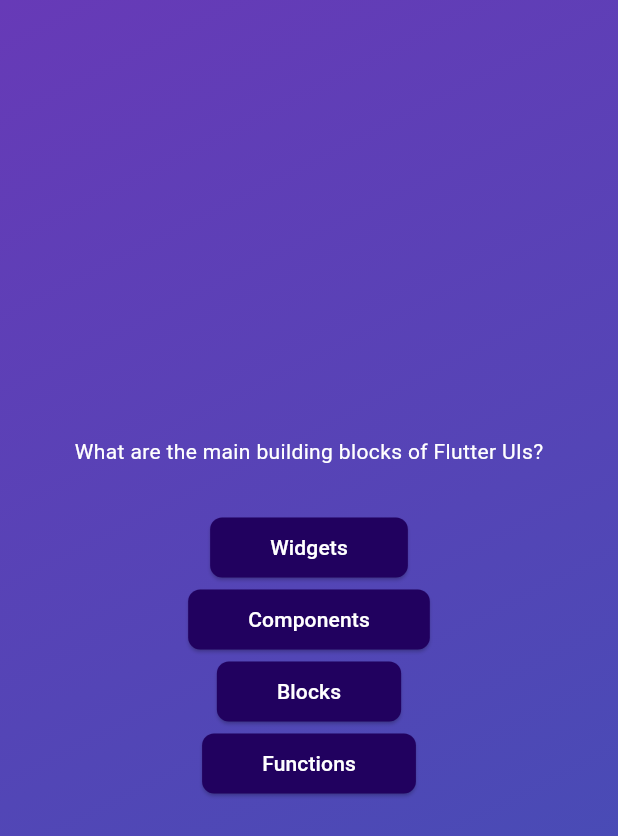
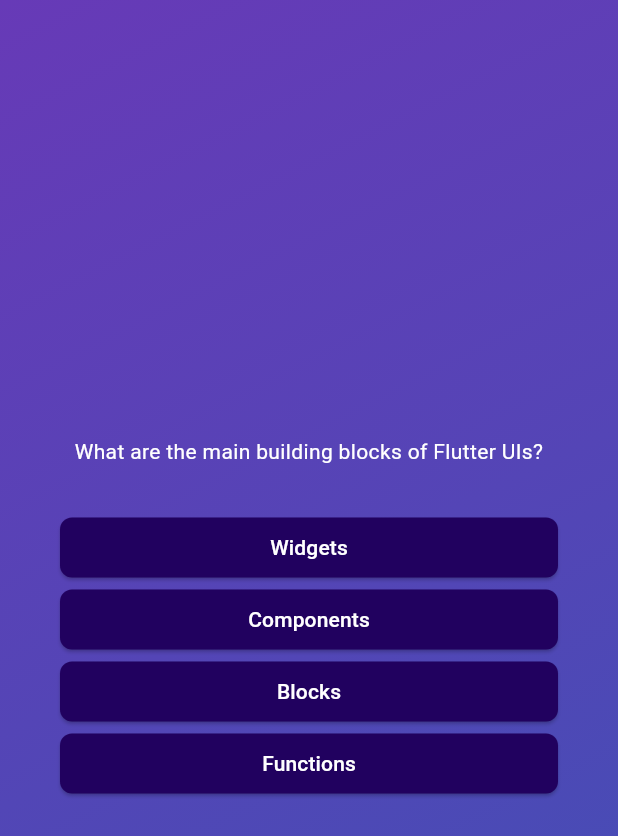
Before and after one commit to justoverclockl/flutter-quiz-app, a Flutter app: the screen it shows after launch, after a tap on "Start the quiz", on a phone screen of 412 x 824 dp. Shown: the top 836 px of the screen. Run offline on Flutter 3.47's test engine with Material 3 defaults, Android fonts, the phone set to English and light mode, and no system bars.

Commit message:
asjust buttons centering and padding

```diff
--- a/lib/questions_screen.dart
+++ b/lib/questions_screen.dart
@@ -16,12 +16,16 @@ class _QuestionScreenState extends State<QuestionScreen> {
   Widget build(BuildContext context) {
     return SizedBox(
       width: double.infinity,
+      child: Container(
+        margin: const EdgeInsets.all(40),
         child: Column(
+          crossAxisAlignment: CrossAxisAlignment.stretch,
           mainAxisAlignment: MainAxisAlignment.center,
           children: [
             Text(
               currentQuestion.text,
-            style: TextStyle(color: Colors.white),
+              style: const TextStyle(color: Colors.white),
+              textAlign: TextAlign.center,
             ),
             const SizedBox(
               height: 30,
@@ -34,6 +38,7 @@ class _QuestionScreenState extends State<QuestionScreen> {
             }),
           ],
         ),
+      ),
     );
   }
 }
```
Lines whose indentation alone changed are shown as unchanged.
